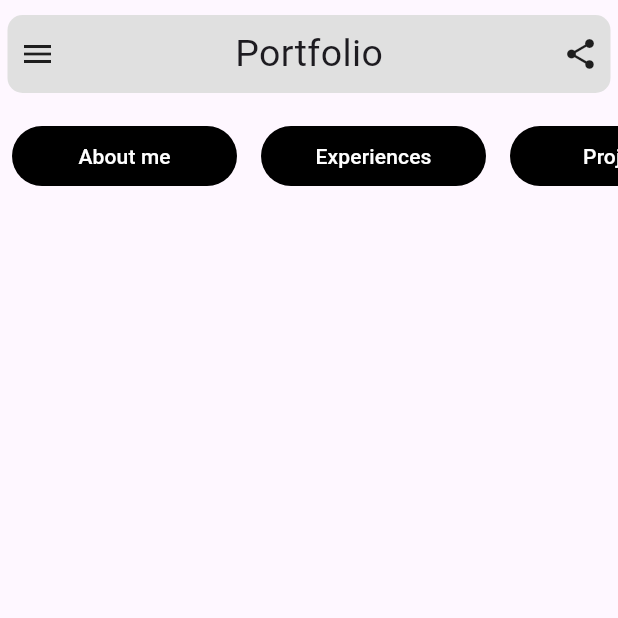
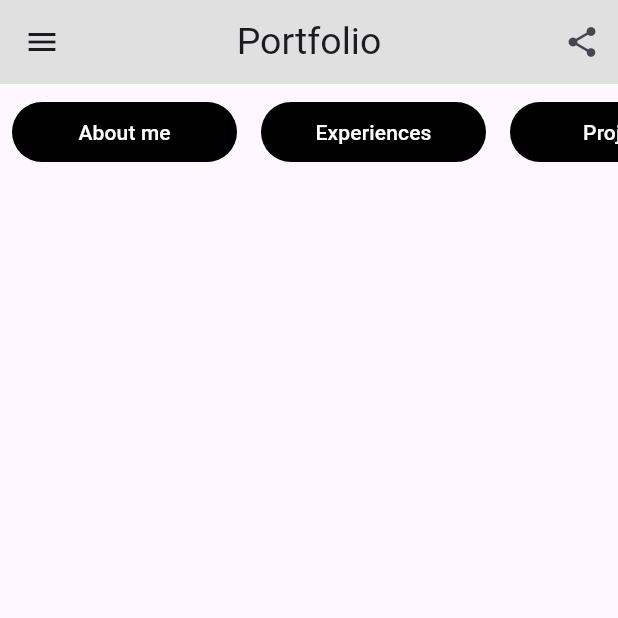
Before and after one commit to Mohibullah16/portfolio_in_flutter, a Flutter app: the screen it shows after launch, on a phone screen of 412 x 824 dp, the top half of it. Run offline on Flutter 3.47's test engine with Material 3 defaults, Android fonts, the phone set to English and light mode, and no system bars; our stand-ins replace google_fonts.

Commit message:
Refactor code and changed the custom app bar to default as it was not the best approach

```diff
--- a/lib/main.dart
+++ b/lib/main.dart
@@ -12,27 +12,27 @@ class MyApp extends StatelessWidget {
   Widget build(BuildContext context) {
     return MaterialApp(
       home: Scaffold(
-        body: SafeArea(
-          child: Column(
-            children: [
-              //app Bar
-              Container(
-                decoration: BoxDecoration(
-                    borderRadius: BorderRadius.circular(10),
-                    color: Colors.grey[300]),
-                margin: EdgeInsets.fromLTRB(5, 10, 5, 10),
-                padding: EdgeInsets.all(8),
-                child: Row(
-                  mainAxisAlignment: MainAxisAlignment.spaceBetween,
-                  children: [
-                    Icon(Icons.menu),
-                    Text('Portfolio',
-                        style: GoogleFonts.indieFlower(fontSize: 25)),
-                    Icon(Icons.share)
+        appBar: AppBar(
+          title: Text('Portfolio', style: GoogleFonts.indieFlower(fontSize: 25)),
+          centerTitle: true,
+          backgroundColor: Colors.grey[300],
+          leading: IconButton(
+            icon: const Icon(Icons.menu),
+            onPressed: () {
+              // Add your onPressed code here!
+            },
+          ),
+          actions: <Widget>[
+            IconButton(
+              icon: const Icon(Icons.share),
+              onPressed: () {
+                // Add your onPressed code here!
+              },
+            ),
           ],
         ),
-              ),
-              SingleChildScrollView(
+        body: SafeArea(
+          child: SingleChildScrollView(
             scrollDirection: Axis.horizontal,
             child: Row(
               children: [
@@ -99,33 +99,8 @@ class MyApp extends StatelessWidget {
               ],
             ),
           ),
-            ],
         ),
       ),
-      ),
-      //       appBar: AppBar(
-      //         title: const Text('Portfolio'),
-      //         centerTitle: true,
-      //         backgroundColor: Colors.grey[300],
-      //         leading: IconButton(
-      //       icon: const Icon(Icons.menu),
-      //       onPressed: () {
-      //         // Add your onPressed code here!
-      //       },
-      //         ),
-      //         actions: <Widget>[
-      //       IconButton(
-      //         icon: const Icon(Icons.share),
-      //         onPressed: () {
-      //           // Add
-      //             },
-      //           ),
-      //         ],
-
-      //       ),
-      //       body: const Center(
-      //         child: Text('Hello, World!'),
-      //       ),
     );
   }
 }
```
Lines whose indentation alone changed are shown as unchanged.
